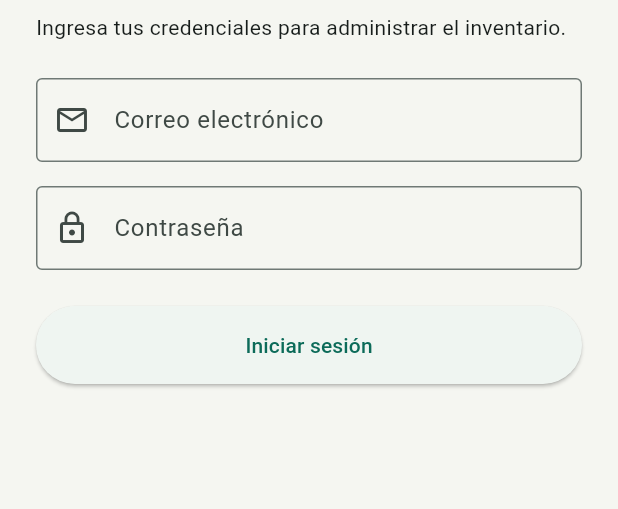
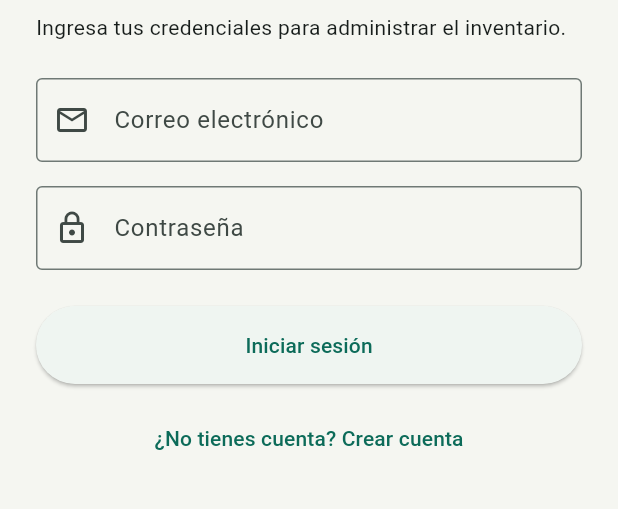
Before and after one commit to Acea77IsTaken/SQA-Movil, a Flutter app: the LoginScreen screen opened directly with empty values, on a phone screen of 412 x 824 dp, the part 192-701 px from its top. Run offline on Flutter 3.47's test engine with Material 3 defaults, Android fonts, the phone set to English and light mode, and no system bars.

Commit message:
feat(issue-10): alinear autenticacion y registro de usuarios con el sistema web

```diff
--- a/lib/screens/login_screen.dart
+++ b/lib/screens/login_screen.dart
@@ -16,21 +16,28 @@ class LoginScreen extends StatefulWidget {
 }
 
 class _LoginScreenState extends State<LoginScreen> {
+  final TextEditingController _nameController = TextEditingController();
   final TextEditingController _emailController = TextEditingController();
   final TextEditingController _passwordController = TextEditingController();
+  final TextEditingController _confirmPasswordController =
+      TextEditingController();
+  bool _isRegisterMode = false;
   bool _isLoading = false;
   String? _errorMessage;
 
   @override
   void dispose() {
+    _nameController.dispose();
     _emailController.dispose();
     _passwordController.dispose();
+    _confirmPasswordController.dispose();
     super.dispose();
   }
 
-  Future<void> _handleLogin() async {
+  Future<void> _handleSubmit() async {
     if (_isLoading) return;
 
+    if (!_isRegisterMode) {
       final validation = AuthService.validateCredentials(
         rawEmail: _emailController.text,
         rawPassword: _passwordController.text,
@@ -42,6 +49,7 @@ class _LoginScreenState extends State<LoginScreen> {
         });
         return;
       }
+    }
 
     setState(() {
       _isLoading = true;
@@ -49,10 +57,20 @@ class _LoginScreenState extends State<LoginScreen> {
     });
 
     try {
-      final success = await widget.authService.login(
+      final bool success;
+      if (_isRegisterMode) {
+        success = await widget.authService.register(
+          name: _nameController.text,
+          rawEmail: _emailController.text,
+          rawPassword: _passwordController.text,
+          passwordConfirmation: _confirmPasswordController.text,
+        );
+      } else {
+        success = await widget.authService.login(
           rawEmail: _emailController.text,
           rawPassword: _passwordController.text,
         );
+      }
 
       if (!mounted) return;
 
@@ -81,7 +99,11 @@ class _LoginScreenState extends State<LoginScreen> {
   Widget build(BuildContext context) {
     return Scaffold(
       appBar: AppBar(
-        title: const Text('Iniciar sesión - StockFácil'),
+        title: Text(
+          _isRegisterMode
+              ? 'Crear cuenta - StockFácil'
+              : 'Iniciar sesión - StockFácil',
+        ),
       ),
       body: SafeArea(
         child: SingleChildScrollView(
@@ -91,14 +113,30 @@ class _LoginScreenState extends State<LoginScreen> {
             children: [
               const SizedBox(height: 16),
               Text(
-                'Bienvenido a StockFácil',
+                _isRegisterMode
+                    ? 'Registro de cuenta'
+                    : 'Bienvenido a StockFácil',
                 style: Theme.of(context).textTheme.headlineSmall,
               ),
               const SizedBox(height: 8),
-              const Text(
-                'Ingresa tus credenciales para administrar el inventario.',
+              Text(
+                _isRegisterMode
+                    ? 'Completa tus datos para administrar el inventario.'
+                    : 'Ingresa tus credenciales para administrar el inventario.',
               ),
               const SizedBox(height: 24),
+              if (_isRegisterMode) ...[
+                TextField(
+                  key: const Key('register_name_field'),
+                  controller: _nameController,
+                  decoration: const InputDecoration(
+                    labelText: 'Nombre completo',
+                    prefixIcon: Icon(Icons.person_outline),
+                  ),
+                  enabled: !_isLoading,
+                ),
+                const SizedBox(height: 16),
+              ],
               TextField(
                 key: const Key('login_email_field'),
                 controller: _emailController,
@@ -121,6 +159,19 @@ class _LoginScreenState extends State<LoginScreen> {
                 ),
                 enabled: !_isLoading,
               ),
+              if (_isRegisterMode) ...[
+                const SizedBox(height: 16),
+                TextField(
+                  key: const Key('register_confirm_password_field'),
+                  controller: _confirmPasswordController,
+                  obscureText: true,
+                  decoration: const InputDecoration(
+                    labelText: 'Confirmar contraseña',
+                    prefixIcon: Icon(Icons.lock_reset_outlined),
+                  ),
+                  enabled: !_isLoading,
+                ),
+              ],
               if (_errorMessage != null) ...[
                 const SizedBox(height: 16),
                 Container(
@@ -147,7 +198,7 @@ class _LoginScreenState extends State<LoginScreen> {
               const SizedBox(height: 24),
               ElevatedButton(
                 key: const Key('login_submit_button'),
-                onPressed: _isLoading ? null : _handleLogin,
+                onPressed: _isLoading ? null : _handleSubmit,
                 style: ElevatedButton.styleFrom(
                   padding: const EdgeInsets.symmetric(vertical: 16),
                 ),
@@ -157,7 +208,26 @@ class _LoginScreenState extends State<LoginScreen> {
                         width: 20,
                         child: CircularProgressIndicator(strokeWidth: 2),
                       )
-                    : const Text('Iniciar sesión'),
+                    : Text(
+                        _isRegisterMode ? 'Registrar cuenta' : 'Iniciar sesión',
+                      ),
+              ),
+              const SizedBox(height: 12),
+              TextButton(
+                key: const Key('toggle_auth_mode_button'),
+                onPressed: _isLoading
+                    ? null
+                    : () {
+                        setState(() {
+                          _isRegisterMode = !_isRegisterMode;
+                          _errorMessage = null;
+                        });
+                      },
+                child: Text(
+                  _isRegisterMode
+                      ? '¿Ya tienes cuenta? Inicia sesión'
+                      : '¿No tienes cuenta? Crear cuenta',
+                ),
               ),
             ],
           ),
```
Also changed, not shown: lib/services/auth_service.dart (+64 -6 lines). Lines whose indentation alone changed are shown as unchanged.
